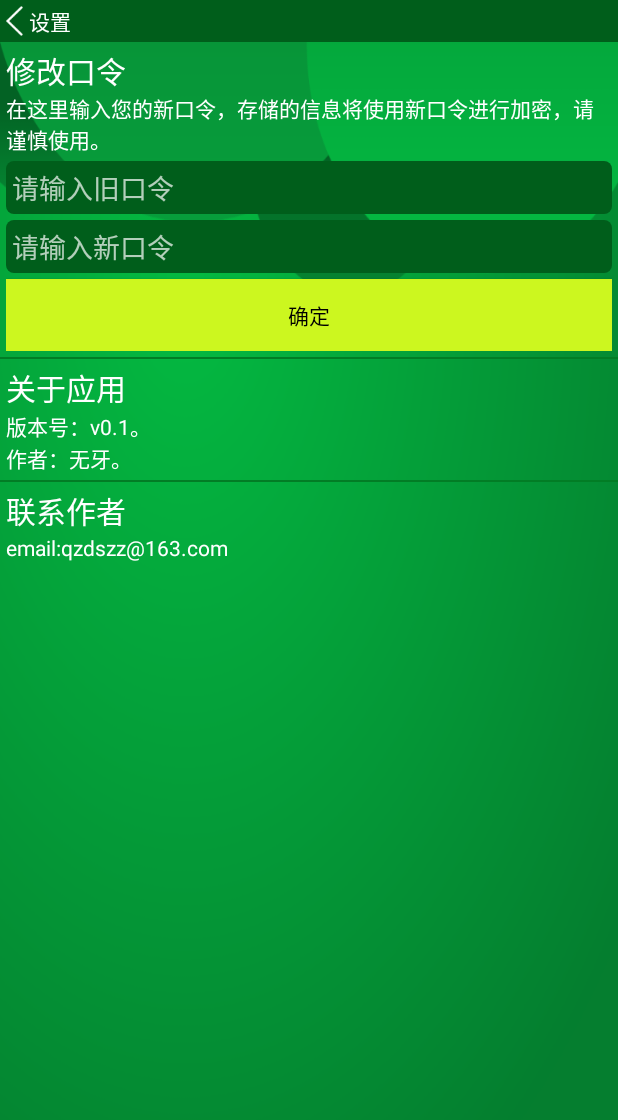
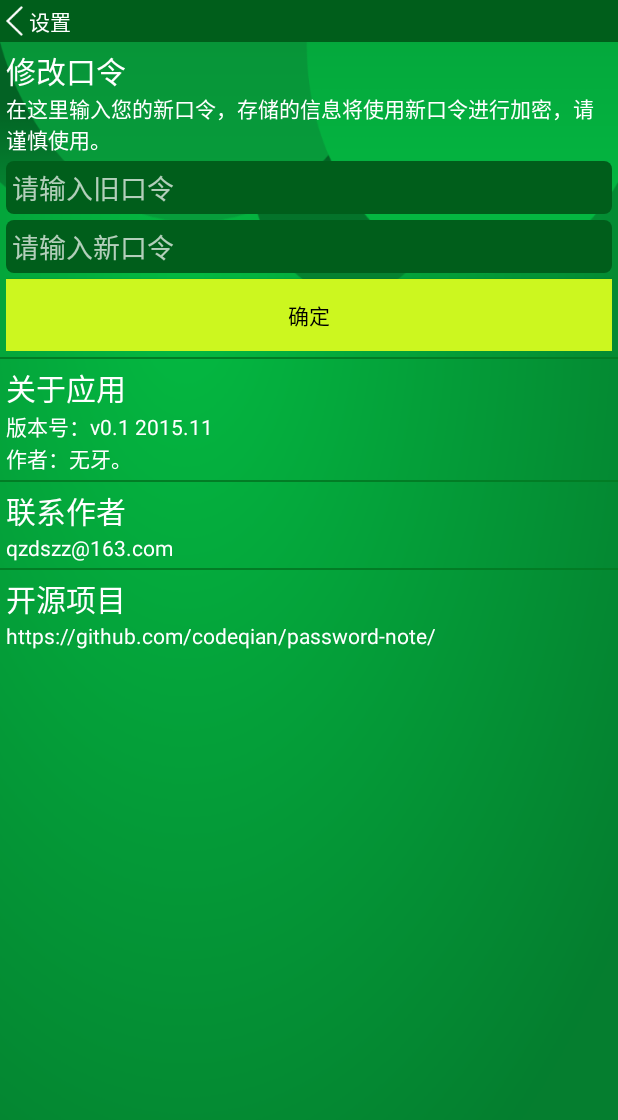
Before and after one commit to codeqian/password-note, an Android app: the settingActivity screen opened directly, with no data from a screen before it, on a phone screen of 412 x 824 dp. Shown: the top 1120 px of the screen. Run offline under Robolectric (Android 15) with nearby library versions, the phone set to English and light mode, and no system bars.

Commit message:
修改应用说明

```diff
--- a/src/passnote/app/build.gradle
+++ b/src/passnote/app/build.gradle
@@ -8,7 +8,7 @@ android {
         applicationId "codepig.passnote"
         minSdkVersion 15
         targetSdkVersion 21
-        versionCode 1
+        versionCode 2
         versionName "0.1"
     }
     buildTypes {
--- a/src/passnote/app/src/main/AndroidManifest.xml
+++ b/src/passnote/app/src/main/AndroidManifest.xml
@@ -1,6 +1,6 @@
 <?xml version="1.0" encoding="utf-8"?>
 <manifest xmlns:android="http://schemas.android.com/apk/res/android"
-    android:versionCode="1"
+    android:versionCode="2"
     android:versionName="0.1"
     package="codepig.passnote" >
 
--- a/src/passnote/app/src/main/java/codepig/passnote/settingActivity.java
+++ b/src/passnote/app/src/main/java/codepig/passnote/settingActivity.java
@@ -21,7 +21,7 @@ import codepig.passnote.math.codeFactory;
  */
 public class settingActivity extends Activity {
     private Context context;
-    private LinearLayout backBtn,connectBtn;
+    private LinearLayout backBtn,connectBtn,githubBtn;
     private EditText old_t,new_t;
     private Button okBtn;
     private SharedPreferences.Editor editor;
@@ -37,11 +37,13 @@ public class settingActivity extends Activity {
     private void init(){
         backBtn=(LinearLayout) findViewById(R.id.backBtn);
         connectBtn=(LinearLayout) findViewById(R.id.connectBtn);
+        githubBtn=(LinearLayout) findViewById(R.id.githubBtn);
         old_t=(EditText) findViewById(R.id.old_t);
         new_t=(EditText) findViewById(R.id.new_t);
         okBtn=(Button) findViewById(R.id.okBtn);
         backBtn.setOnClickListener(clickBtn);
         connectBtn.setOnClickListener(clickBtn);
+        githubBtn.setOnClickListener(clickBtn);
         okBtn.setOnClickListener(clickBtn);
     }
 
@@ -54,8 +56,12 @@ public class settingActivity extends Activity {
                     finish();
                     break;
                 case R.id.connectBtn://发邮件
-                    Uri uri = Uri.parse("mailto:qzdszz@163.com");
-                    startActivity(new Intent(Intent.ACTION_SENDTO,uri));
+                    Uri mailUri = Uri.parse("mailto:qzdszz@163.com");
+                    startActivity(new Intent(Intent.ACTION_SENDTO,mailUri));
+                    break;
+                case R.id.githubBtn:
+                    Uri gitUri = Uri.parse("https://github.com/codeqian/password-note/");
+                    startActivity(new Intent(Intent.ACTION_VIEW,gitUri));
                     break;
                 case R.id.okBtn://修改口令
                     settings = getSharedPreferences("pwNoteSetting", Context.MODE_PRIVATE);
--- a/src/passnote/app/src/main/java/codepig/passnote/splashActivity.java
+++ b/src/passnote/app/src/main/java/codepig/passnote/splashActivity.java
@@ -46,9 +46,9 @@ public class splashActivity extends Activity {
             firstTime=false;
         }
         if(firstTime){
-            readme_t.setText("请输入您的口令。我不会保存该口令，并且目前不支持修改口令。如果您忘了，我无能为力。所以请一定，一定，一定记住该口令。");
+            readme_t.setText("请输入您的口令。我不会保存该口令。如果您忘了，我无能为力。所以请一定，一定，一定记住该口令。");
         }else{
-            readme_t.setText("请输入您的口令。我不会保存该口令，并且目前不支持修改口令。如果您忘了，我无能为力。所以请一定，一定，一定记住该口令。");
+            readme_t.setText("欢迎回来。您又忘记密码了吧。这里的口令可一定，一定，一定要记住啊。");
         }
     }
 
--- a/src/passnote/app/src/main/res/layout/setting_l.xml
+++ b/src/passnote/app/src/main/res/layout/setting_l.xml
@@ -82,7 +82,7 @@
             android:layout_width="wrap_content"
             android:layout_height="wrap_content" />
         <TextView
-            android:text="版本号：v0.1。"
+            android:text="版本号：v0.1 2015.11"
             android:textColor="@color/titleText"
             android:layout_width="wrap_content"
             android:layout_height="wrap_content" />
@@ -109,7 +109,29 @@
             android:layout_width="wrap_content"
             android:layout_height="wrap_content" />
         <TextView
-            android:text="email:qzdszz@163.com"
+            android:text="qzdszz@163.com"
+            android:textColor="@color/titleText"
+            android:layout_width="wrap_content"
+            android:layout_height="wrap_content" />
+    </LinearLayout>
+    <View
+        android:layout_width="match_parent"
+        android:layout_height="1dp"
+        android:background="@color/mainGreen" />
+    <LinearLayout
+        android:padding="@dimen/textPadding"
+        android:orientation="vertical"
+        android:id="@+id/githubBtn"
+        android:layout_width="match_parent"
+        android:layout_height="wrap_content">
+        <TextView
+            android:text="开源项目"
+            android:textColor="@color/titleText"
+            android:textSize="@dimen/mainTextH1"
+            android:layout_width="wrap_content"
+            android:layout_height="wrap_content" />
+        <TextView
+            android:text="https://github.com/codeqian/password-note/"
             android:textColor="@color/titleText"
             android:layout_width="wrap_content"
             android:layout_height="wrap_content" />
```
